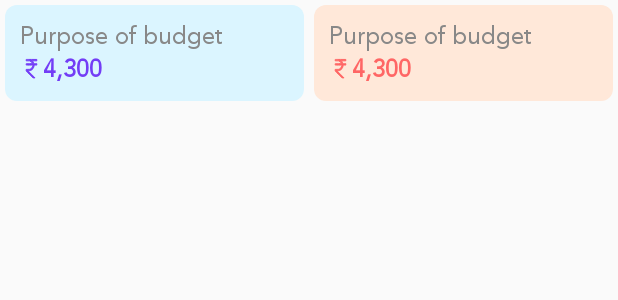
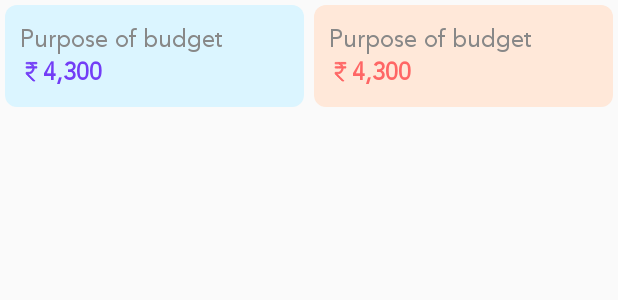
Before and after one commit to harsh1711/finin, an Android app: the layout budget_income_layout.xml on its own in the app's theme, with its tools: preview values and no code run, on a phone screen of 412 x 824 dp. Shown: the top 300 px of the screen. Run offline under Robolectric (Android 15) with nearby library versions, the phone set to English and light mode, and no system bars.

Commit message:
- code improvement

```diff
--- a/app/src/main/res/drawable/circle.xml
+++ b/app/src/main/res/drawable/circle.xml
@@ -6,6 +6,6 @@
         android:height="60dp" />
     <stroke
         android:width="3dp"
-        android:color="@color/light_pink" />
-    <solid android:color="@color/light_pink" />
+        android:color="@color/purple" />
+    <solid android:color="@color/purple" />
 </shape>
--- a/app/src/main/res/drawable/light_blue_background.xml
+++ b/app/src/main/res/drawable/light_blue_background.xml
@@ -5,5 +5,5 @@
     <padding android:right="12dp"
         android:left="12dp" />
 
-    <solid android:color="@color/sky_blue" />
+    <solid android:color="@color/cyan" />
 </shape>
--- a/app/src/main/res/drawable/rounded_light_background.xml
+++ b/app/src/main/res/drawable/rounded_light_background.xml
@@ -6,7 +6,7 @@
             <corners
                 android:radius="8dp"/>
             <solid
-                android:color="@color/light"/>
+                android:color="@color/cyan"/>
         </shape>
     </item>
 </selector>
--- a/app/src/main/res/drawable/text_circle.xml
+++ b/app/src/main/res/drawable/text_circle.xml
@@ -8,5 +8,5 @@
         android:right="20dp"
         android:top="5dp" />
 
-    <solid android:color="@color/gray" />
+    <solid android:color="@color/edit_text" />
 </shape>
--- a/app/src/main/res/layout/activity_main.xml
+++ b/app/src/main/res/layout/activity_main.xml
@@ -135,6 +135,7 @@
                 android:layout_gravity="center"
                 android:layout_marginStart="10dp"
                 android:gravity="center"
+                android:typeface="sans"
                 android:text="@string/transactions"
                 android:textColor="@color/dark_gray"
                 android:textSize="18sp" />
--- a/app/src/main/res/layout/budget_income_layout.xml
+++ b/app/src/main/res/layout/budget_income_layout.xml
@@ -1,7 +1,7 @@
 <?xml version="1.0" encoding="utf-8"?>
 <LinearLayout xmlns:android="http://schemas.android.com/apk/res/android"
     android:layout_width="match_parent"
-    android:layout_height="match_parent"
+    android:layout_height="wrap_content"
     android:orientation="horizontal">
 
     <include
--- a/app/src/main/res/layout/food_drink_lbl_layout.xml
+++ b/app/src/main/res/layout/food_drink_lbl_layout.xml
@@ -8,6 +8,8 @@
         android:layout_width="wrap_content"
         android:layout_height="wrap_content"
         android:text="@string/food_drink_lbl"
+        android:textSize="18sp"
+        android:typeface="sans"
         android:textColor="@android:color/black"
         android:textStyle="bold" />
 
--- a/app/src/main/res/layout/monthly_income_layout.xml
+++ b/app/src/main/res/layout/monthly_income_layout.xml
@@ -2,7 +2,10 @@
 <LinearLayout xmlns:android="http://schemas.android.com/apk/res/android"
     android:layout_width="match_parent"
     android:layout_height="wrap_content"
-    android:padding="10dp"
+    android:paddingTop="12dp"
+    android:paddingRight="10dp"
+    android:paddingLeft="10dp"
+    android:paddingBottom="12dp"
     android:background="@drawable/rounded_blue_background"
     android:orientation="vertical">
 
--- a/app/src/main/res/layout/price_plus_minus_layout.xml
+++ b/app/src/main/res/layout/price_plus_minus_layout.xml
@@ -18,6 +18,7 @@
         android:textSize="14sp"
         android:textColor="@color/black"
         android:textStyle="bold"
+        android:typeface="sans"
         android:drawableStart="@drawable/rupee_sign_currency_symbol"
         android:text="999.90" />
 
--- a/app/src/main/res/layout/price_text_view_layout.xml
+++ b/app/src/main/res/layout/price_text_view_layout.xml
@@ -12,6 +12,7 @@
         android:drawableEnd="@drawable/ic_arrow_upward_red"
         android:textColor="@color/black"
         android:textStyle="bold"
+        android:typeface="sans"
         android:text="999.90" />
 
 </LinearLayout>
--- a/app/src/main/res/layout/total_budget_layout.xml
+++ b/app/src/main/res/layout/total_budget_layout.xml
@@ -4,7 +4,10 @@
     android:layout_height="wrap_content"
     android:background="@drawable/rounded_pink_background"
     android:orientation="vertical"
-    android:padding="10dp">
+    android:paddingTop="12dp"
+    android:paddingRight="10dp"
+    android:paddingLeft="10dp"
+    android:paddingBottom="12dp">
 
     <include layout="@layout/header_layout" />
 
--- a/app/src/main/res/layout/transaction_list_item.xml
+++ b/app/src/main/res/layout/transaction_list_item.xml
@@ -34,6 +34,7 @@
                 android:layout_marginRight="10dp"
                 android:textColor="@color/black"
                 android:text="Swiggy"
+                android:typeface="sans"
                 android:textSize="16sp"
                 android:textStyle="bold" />
 
```
Also changed, not shown: app/src/main/res/layout/suggestion_list.xml (+7 -4 lines), app/src/main/res/values/colors.xml (+8 -1 lines).
